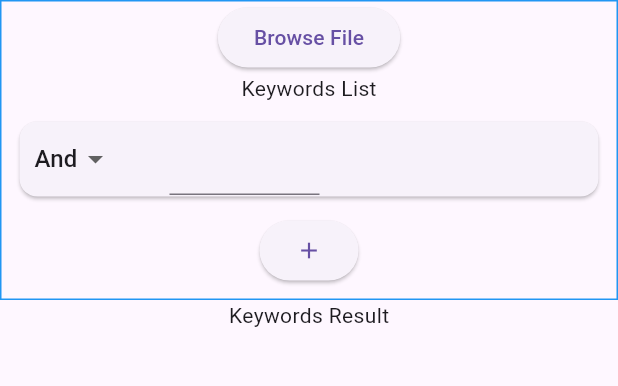
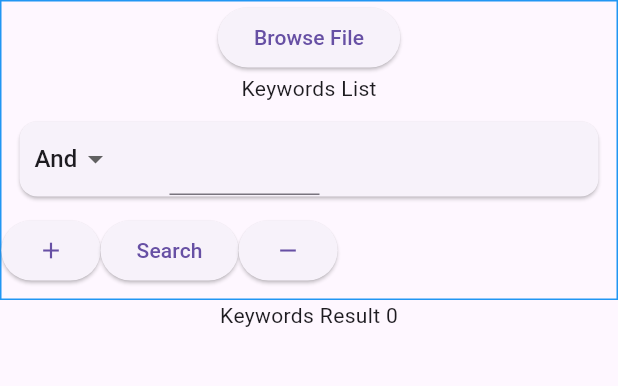
Before and after one commit to oxsnow/pdf-text-tool, a Flutter app: the screen it shows after launch, after a tap on the "add" icon, on a phone screen of 412 x 824 dp, the part 111-497 px from its top. Run offline on Flutter 3.47's test engine with Material 3 defaults, Android fonts, the phone set to English and light mode, and no system bars; our stand-ins replace file_picker; missing offline and left inert: syncfusion_flutter_pdf.

Commit message:
working count

```diff
--- a/pdf_text_tool/lib/main.dart
+++ b/pdf_text_tool/lib/main.dart
@@ -1,12 +1,12 @@
 import 'package:flutter/material.dart';
-import 'package:pdf_text_tool/utils/feature_class.dart';
+import 'package:pdf_text_tool/screens/word_counter_screen.dart';
 import 'package:pdf_text_tool/features/word_counter.dart';
 import 'package:pdf_text_tool/utils/feature_screen.dart';
 import 'package:pdf_text_tool/utils/placeholder_tab.dart';
 
-List<Featureclass> features = [
-  WordCounter(),
-  PlaceholderTab(),
+List<FeatureScreen> features = [
+  const WordCounterScreen(),
+  const PlaceholderTabScreen(),
 ];
 
 void main() {
@@ -38,14 +38,13 @@
       child: Scaffold(
         appBar: TabBar(
             tabs: features.map((feature) {
-              FeatureScreen item = feature.screen! as FeatureScreen;
-              return Tab(icon: item.classIcon, text: item.title);
+              return Tab(icon: feature.classIcon, text: feature.title);
             },
           ).toList()
         ),
         body: TabBarView(
           children: features.map((feature) {
-            return feature.screen!;
+            return feature as Widget;
           }).toList(),
         ),
       ),
--- a/pdf_text_tool/lib/screens/word_counter_screen.dart
+++ b/pdf_text_tool/lib/screens/word_counter_screen.dart
@@ -1,4 +1,5 @@
 import 'package:flutter/material.dart';
+import 'package:pdf_text_tool/features/word_counter.dart';
 import 'package:pdf_text_tool/utils/feature_screen.dart';
 import 'package:file_picker/file_picker.dart';
 import 'package:flutter/foundation.dart';
@@ -17,7 +18,12 @@ class WordCounterScreen extends StatefulWidget with FeatureScreen {
 }
 
 class _WordCounterScreenState extends State<WordCounterScreen> {
-  List<Widget> _wordFields = [];
+  final List<Widget> _wordFields = [];
+  final List<TextEditingController> _controllers = [];
+  String _filePath = "";
+  final WordCounter _wordCounter = WordCounter();
+  int _wordFound = 0;
+  final List<String> _sentencesList = [];
 
   Future<void> pickFile() async {
     FilePickerResult? result = await FilePicker.platform.pickFiles();
@@ -26,13 +32,35 @@ class _WordCounterScreenState extends State<WordCounterScreen> {
       PlatformFile file = result.files.first;
       debugPrint('File name: ${file.name}');
       debugPrint('File path: ${file.path}');
-  } else {
-    // User canceled the picker
+      _filePath = file.path!;
+    }
+  }
+
+  void startSearch(){
+    setState(() {
+      List<String> keywords = [];
+      for (var controller in _controllers) {
+        keywords.add(controller.text);
+      }
+      _sentencesList.addAll(_wordCounter.count(_filePath, keywords));
+      debugPrint('Found sentences: $_sentencesList');
+      _wordFound = _sentencesList.length;
+    });
+  }
+
+  void removeFormField() {
+    if (_controllers.isNotEmpty) {
+      setState(() {
+        _controllers.removeLast();
+        _wordFields.removeLast();
+      });
     }
   }
 
   void addField() {
     setState(() {
+      final controller = TextEditingController();
+      _controllers.add(controller);
       _wordFields.add(
         Padding(
           padding: const EdgeInsets.all(8),
@@ -56,7 +84,7 @@ class _WordCounterScreenState extends State<WordCounterScreen> {
                           underline: Container(),
                         ),
                       ),
-                      SizedBox(width: 100,child: TextFormField(),)
+                      SizedBox(width: 100,child: TextFormField(controller: controller,),)
                     ],
                 )
           ),
@@ -80,12 +108,29 @@ class _WordCounterScreenState extends State<WordCounterScreen> {
                   ElevatedButton(onPressed: pickFile, child: const Text("Browse File")),
                   const Center(child: Text("Keywords List"),),
                   ..._wordFields,
-                  ElevatedButton(onPressed: addField, child: const Icon(Icons.add))
+                  Center(
+                    child: Row(children: [
+                      ElevatedButton(onPressed: addField, child: const Icon(Icons.add)),
+                      _wordFields.isNotEmpty ?
+                      ElevatedButton(onPressed: startSearch, child: const Text("Search")) :
+                      Container(),
+                      _wordFields.isNotEmpty ?
+                      ElevatedButton(onPressed: removeFormField, child: const Icon(Icons.remove)) :
+                      Container(),
+                    ],),
+                  )
                 ],
               ),
             ),
           ),
-          const Center(child: Text("Keywords Result"),),
+          Center(child: Text("Keywords Result $_wordFound"),),
+          Expanded(
+            child: SingleChildScrollView(
+              child: Column(
+                children:
+                  _sentencesList.map((item) => Text("$item\n")).toList()
+              ),
+            ))
         ],
       ),
     );
--- a/pdf_text_tool/lib/utils/feature_class.dart
+++ /dev/null
@@ -1,6 +0,0 @@
-import 'package:flutter/material.dart';
-import 'package:pdf_text_tool/utils/feature_screen.dart';
-
-abstract class Featureclass {
-  Widget? get screen;
-}
```
Also changed, not shown: pdf_text_tool/lib/features/word_counter.dart (+25 -6 lines), pdf_text_tool/lib/utils/placeholder_tab.dart (+0 -8 lines). Lines whose indentation alone changed are shown as unchanged.
